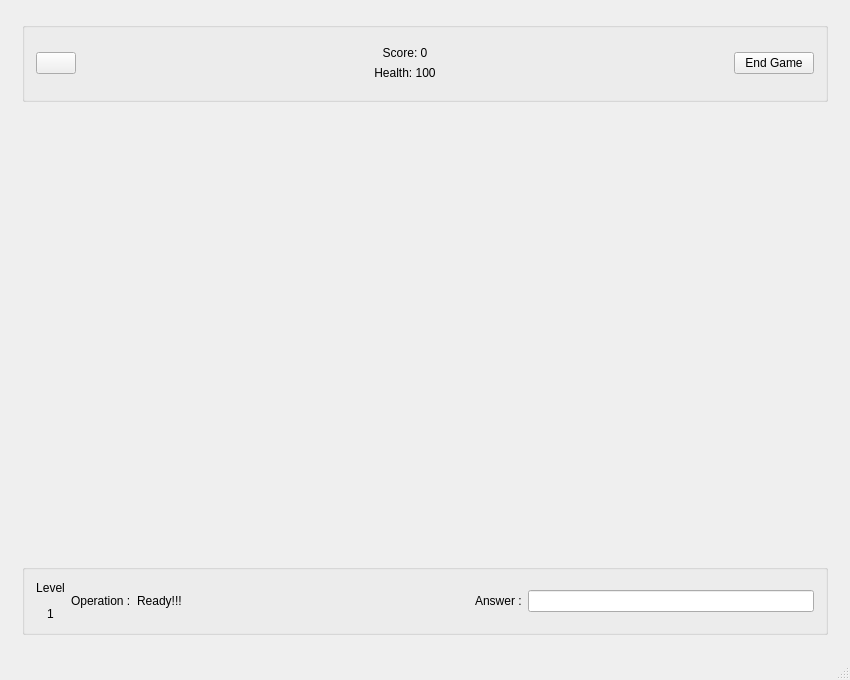
Above: mainwindow.ui from nphelpsiv/Education-App before the change. Below: the same form after it.
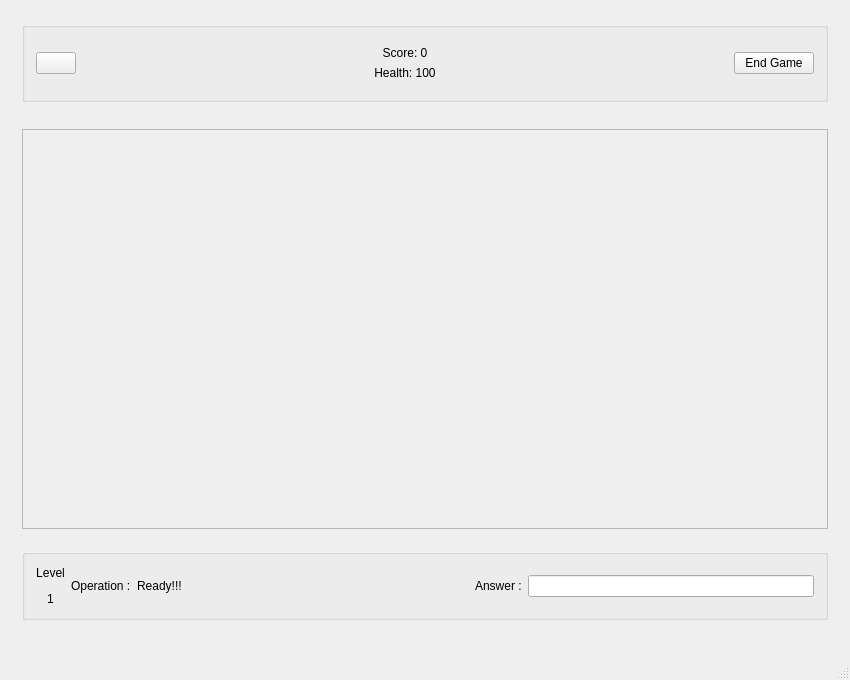
That is the form after the change. The open tabs and pages were chosen to show the change. Icons and pictures are not drawn.

Commit message: Widget kinda resizes now.

The edit to the form file:
```diff
--- a/mainwindow.ui
+++ b/mainwindow.ui
@@ -1936,6 +1936,9 @@
        <layout class="QVBoxLayout" name="verticalLayout_6">
         <item>
          <layout class="QGridLayout" name="gameLayout">
+          <property name="verticalSpacing">
+           <number>4</number>
+          </property>
           <item row="0" column="1" alignment="Qt::AlignTop">
            <widget class="QGroupBox" name="groupBox">
             <property name="minimumSize">
@@ -2033,7 +2036,7 @@
             <zorder>horizontalSpacer_19</zorder>
            </widget>
           </item>
-          <item row="2" column="1" alignment="Qt::AlignVCenter">
+          <item row="4" column="1" alignment="Qt::AlignVCenter">
            <widget class="QGroupBox" name="workPlaceGroupBox">
             <property name="maximumSize">
              <size>
@@ -2096,21 +2099,12 @@
             </layout>
            </widget>
           </item>
-          <item row="1" column="1" alignment="Qt::AlignHCenter|Qt::AlignVCenter">
+          <item row="3" column="1">
            <widget class="QFrame" name="gameRenderFrame">
-            <property name="enabled">
-             <bool>true</bool>
-            </property>
-            <property name="sizePolicy">
-             <sizepolicy hsizetype="Preferred" vsizetype="Preferred">
-              <horstretch>0</horstretch>
-              <verstretch>0</verstretch>
-             </sizepolicy>
-            </property>
             <property name="minimumSize">
              <size>
-              <width>800</width>
-              <height>450</height>
+              <width>0</width>
+              <height>400</height>
              </size>
             </property>
             <property name="baseSize">
@@ -2119,6 +2113,12 @@
               <height>0</height>
              </size>
             </property>
+            <property name="frameShape">
+             <enum>QFrame::StyledPanel</enum>
+            </property>
+            <property name="frameShadow">
+             <enum>QFrame::Raised</enum>
+            </property>
            </widget>
           </item>
          </layout>
```
Left out of the diff: 2 changed lines with no effect on the pictures. The commit also changes 2 other files.
